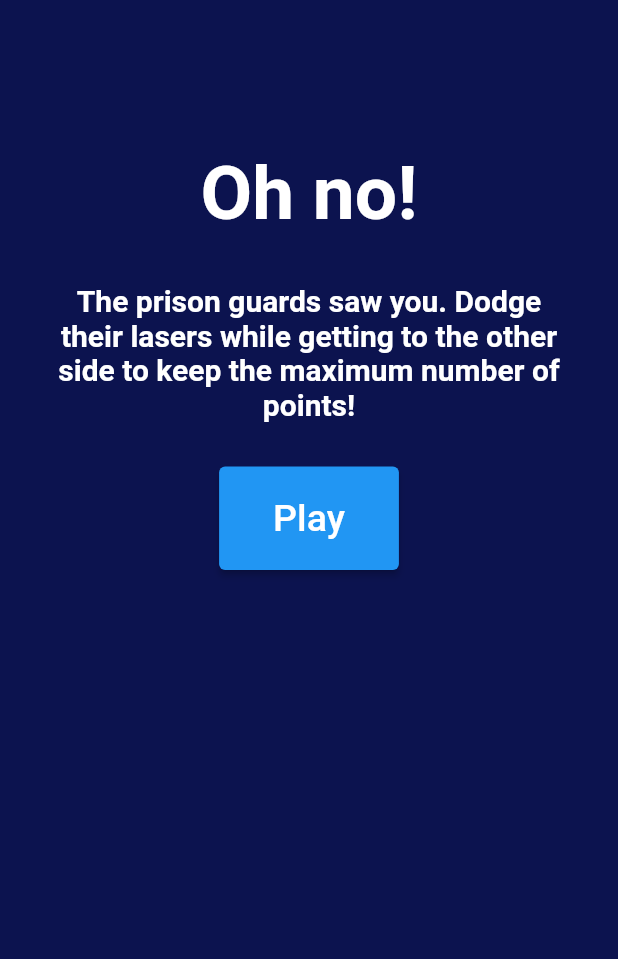
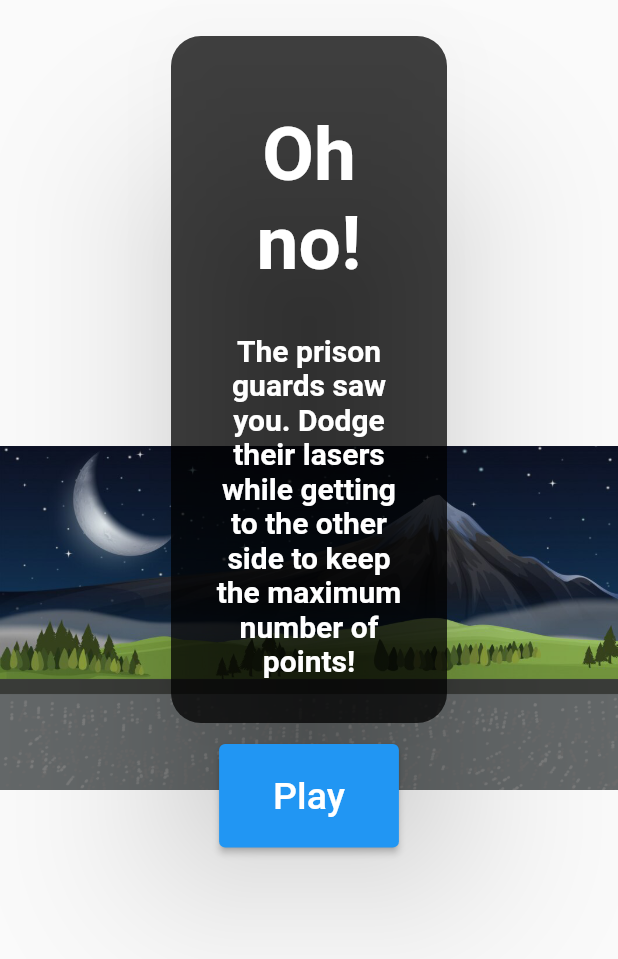
Before and after one commit to PMGithubb/prisonbreak_main_game, a Flutter app: the screen it shows after launch, on a phone screen of 412 x 824 dp. Shown: the top 959 px of the screen. Run offline on Flutter 3.47's test engine with Material 2 defaults, Android fonts, the phone set to English and light mode, and no system bars; missing offline and left inert: flame.

Commit message:
Opening screen now has the prison yard image in the background.

```diff
--- a/lib/laser_minigame/main_menu.dart
+++ b/lib/laser_minigame/main_menu.dart
@@ -8,10 +8,25 @@ class MainMenu extends StatelessWidget {
   Widget build(BuildContext context) {
     return Scaffold(
       body: Center(
+        child: Container(
+          decoration: const BoxDecoration(
+              image: DecorationImage(
+                  image: AssetImage("assets/images/prison_yard.png"))),
           child: Column(
             children: [
               const Padding(
-              padding: EdgeInsets.only(top: 100, left: 40, right: 40),
+                padding: EdgeInsets.only(
+                    top: 20.0, bottom: 10, left: 110, right: 110),
+                child: Card(
+                  color: Color.fromARGB(190, 0, 0, 0),
+                  elevation: 50,
+                  //shadowColor: Color.fromARGB(255, 0, 0, 0),
+                  shape: RoundedRectangleBorder(
+                      borderRadius: BorderRadius.all(Radius.circular(20))),
+                  child: Column(
+                    children: [
+                      Padding(
+                        padding: EdgeInsets.only(top: 50, left: 40, right: 40),
                         child: Text(
                           "Oh no!",
                           textAlign: TextAlign.center,
@@ -21,7 +36,7 @@ class MainMenu extends StatelessWidget {
                               color: Color.fromARGB(255, 255, 255, 255)),
                         ),
                       ),
-            const Padding(
+                      Padding(
                         padding: EdgeInsets.all(30.0),
                         child: Text(
                           "The prison guards saw you. Dodge their lasers while getting to the other side to keep the maximum number of points!",
@@ -32,10 +47,14 @@ class MainMenu extends StatelessWidget {
                               color: Color.fromARGB(255, 255, 255, 255)),
                         ),
                       ),
+                    ],
+                  ),
+                ),
+              ),
               ElevatedButton(
                 onPressed: () {
-                Navigator.of(context).pushReplacement(
-                    MaterialPageRoute(builder: (context) => const GamePlay()));
+                  Navigator.of(context).pushReplacement(MaterialPageRoute(
+                      builder: (context) => const GamePlay()));
                 },
                 style: const ButtonStyle(alignment: Alignment(0, 0)),
                 child: const Padding(
@@ -49,7 +68,8 @@ class MainMenu extends StatelessWidget {
             ],
           ),
         ),
-      backgroundColor: const Color.fromARGB(255, 12, 19, 79),
+      ),
+      // backgroundColor: const Color.fromARGB(255, 12, 19, 79),
     );
   }
 }
```
Lines whose indentation alone changed are shown as unchanged.
